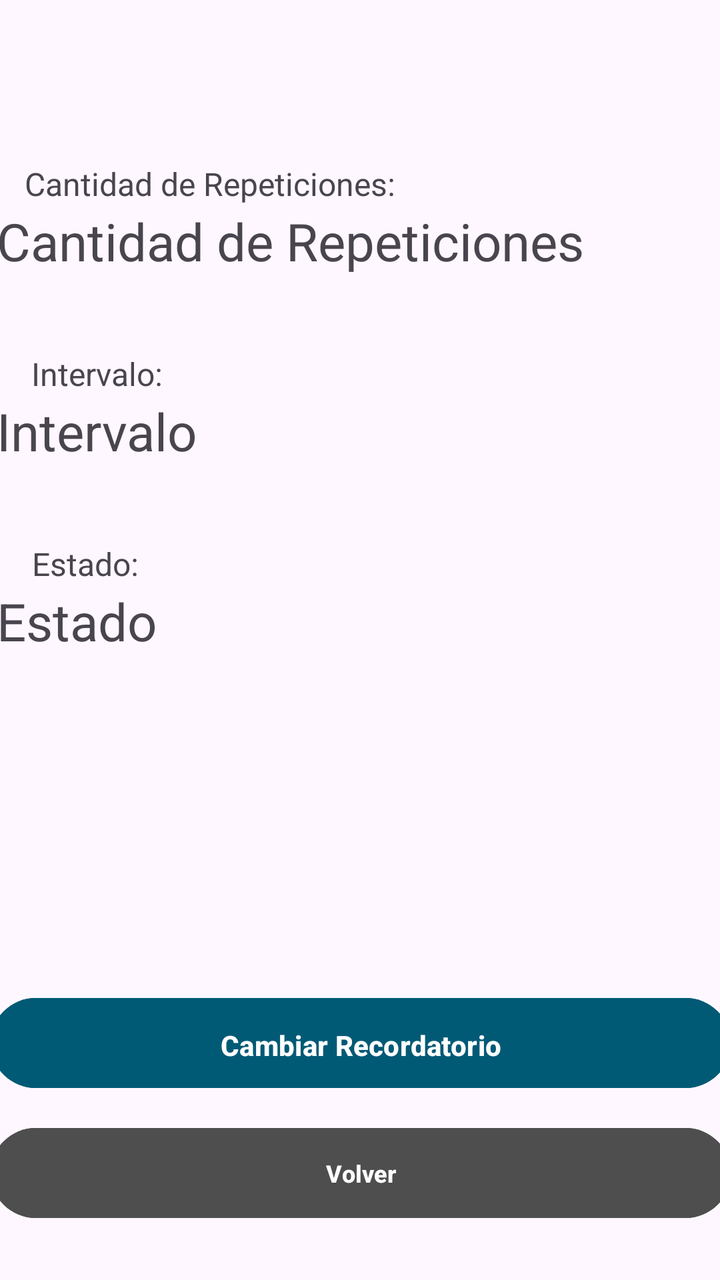
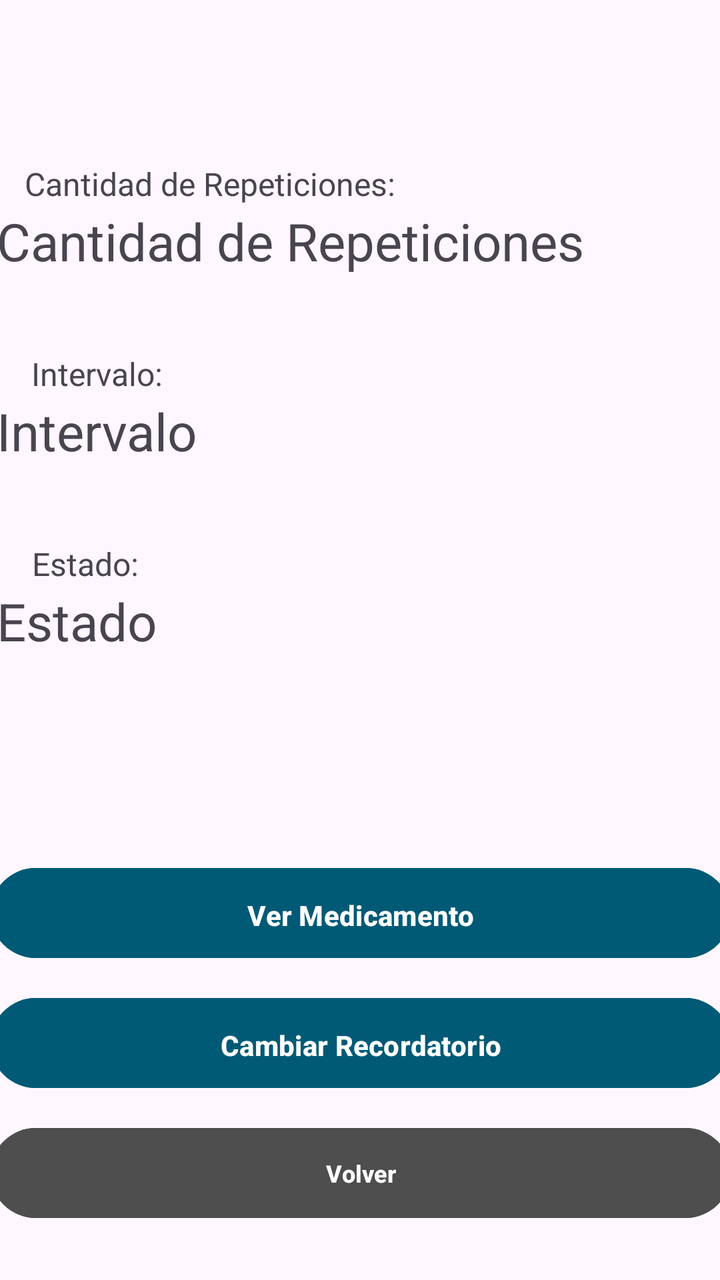

Before-and-after screenshots of an Android layout around one commit, followed by the original layout XML and the change that was made.
<!-- AndroidManifest.xml: application theme Theme.MobilesVC -->
<!-- res/layout/recordatorio_view.xml -->
<?xml version="1.0" encoding="utf-8"?>
<androidx.constraintlayout.widget.ConstraintLayout xmlns:android="http://schemas.android.com/apk/res/android"
    xmlns:app="http://schemas.android.com/apk/res-auto"
    xmlns:tools="http://schemas.android.com/tools"
    android:layout_width="match_parent"
    android:layout_height="match_parent">

    <androidx.constraintlayout.widget.ConstraintLayout
        android:layout_width="match_parent"
        android:layout_height="match_parent">

        <TextView
            android:id="@+id/vEstado"
            android:layout_width="364dp"
            android:layout_height="50dp"
            android:layout_marginBottom="152dp"
            android:text="Estado"
            android:textSize="26sp"
            app:layout_constraintBottom_toTopOf="@+id/vToEditRecordatorio"
            app:layout_constraintEnd_toEndOf="parent"
            app:layout_constraintHorizontal_bias="0.5"
            app:layout_constraintStart_toStartOf="parent" />

        <TextView
            android:id="@+id/textView27"
            android:layout_width="100dp"
            android:layout_height="22dp"
            android:text="Estado:"
            android:textSize="16sp"
            app:layout_constraintBottom_toTopOf="@+id/vEstado"
            app:layout_constraintEnd_toEndOf="parent"
            app:layout_constraintHorizontal_bias="0.061"
            app:layout_constraintStart_toStartOf="parent" />

        <TextView
            android:id="@+id/textView46"
            android:layout_width="200dp"
            android:layout_height="22dp"
            android:text="Cantidad de Repeticiones:"
            android:textSize="16sp"
            app:layout_constraintBottom_toTopOf="@+id/vCantidad"
            app:layout_constraintEnd_toEndOf="parent"
            app:layout_constraintHorizontal_bias="0.077"
            app:layout_constraintStart_toStartOf="parent" />

        <TextView
            android:id="@+id/vIntervalo"
            android:layout_width="364dp"
            android:layout_height="50dp"
            android:layout_marginBottom="45dp"
            android:text="Intervalo"
            android:textSize="26sp"
            app:layout_constraintBottom_toTopOf="@+id/vEstado"
            app:layout_constraintEnd_toEndOf="parent"
            app:layout_constraintStart_toStartOf="parent" />

        <Button
            android:id="@+id/vToEditRecordatorio"
            android:layout_width="370dp"
            android:layout_height="53dp"
            android:layout_marginBottom="12dp"
            android:backgroundTint="#015A75"
            android:paddingVertical="14dp"
            android:text="Cambiar Recordatorio"
            android:textStyle="bold"
            app:layout_constraintBottom_toTopOf="@+id/vVolverRecordatorio"
            app:layout_constraintEnd_toEndOf="parent"
            app:layout_constraintHorizontal_bias="0.5"
            app:layout_constraintStart_toStartOf="parent" />

        <TextView
            android:id="@+id/textView5"
            android:layout_width="wrap_content"
            android:layout_height="wrap_content"
            android:layout_marginStart="133dp"
            android:layout_marginTop="51dp"
            android:layout_marginEnd="133dp"
            android:layout_marginBottom="114dp"
            android:fontFamily="sans-serif"
            android:text="Recordatorio"
            android:textColor="#000000"
            android:textSize="34sp"
            android:textStyle="bold|italic"
            app:layout_constraintBottom_toTopOf="@+id/vCantidad"
            app:layout_constraintEnd_toEndOf="parent"
            app:layout_constraintStart_toStartOf="parent"
            app:layout_constraintTop_toTopOf="parent"
            tools:textSize="26sp" />

        <Button
            android:id="@+id/vVolverRecordatorio"
            android:layout_width="370dp"
            android:layout_height="53dp"
            android:layout_marginHorizontal="24dp"
            android:layout_marginStart="21dp"
            android:layout_marginEnd="21dp"
            android:layout_marginBottom="27dp"
            android:backgroundTint="#4E4E4E"
            android:paddingVertical="10dp"
            android:text="Volver"
            android:textSize="12sp"
            android:textStyle="bold"
            android:visibility="visible"
            app:layout_constraintBottom_toBottomOf="parent"
            app:layout_constraintEnd_toEndOf="parent"
            app:layout_constraintStart_toStartOf="parent" />

        <TextView
            android:id="@+id/vCantidad"
            android:layout_width="364dp"
            android:layout_height="50dp"
            android:layout_marginBottom="45dp"
            android:text="Cantidad de Repeticiones"
            android:textSize="26sp"
            app:layout_constraintBottom_toTopOf="@+id/vIntervalo"
            app:layout_constraintEnd_toEndOf="parent"
            app:layout_constraintStart_toStartOf="parent" />

        <TextView
            android:id="@+id/textView47"
            android:layout_width="100dp"
            android:layout_height="22dp"
            android:text="Intervalo:"
            android:textSize="16sp"
            app:layout_constraintBottom_toTopOf="@+id/vIntervalo"
            app:layout_constraintEnd_toEndOf="parent"
            app:layout_constraintHorizontal_bias="0.06"
            app:layout_constraintStart_toStartOf="parent" />

    </androidx.constraintlayout.widget.ConstraintLayout>

</androidx.constraintlayout.widget.ConstraintLayout>
<!-- resources referenced by this layout -->
<resources>
  <style name="Theme.MobilesVC" parent="Base.Theme.MobilesVC" />
  <style name="Base.Theme.MobilesVC" parent="Theme.Material3.DayNight.NoActionBar">
          
          
      </style>
</resources>

<!-- the commit's change to res/layout/recordatorio_view.xml (unified diff, before → after) -->
@@ -8,6 +8,19 @@
     <androidx.constraintlayout.widget.ConstraintLayout
         android:layout_width="match_parent"
         android:layout_height="match_parent">
+
+        <Button
+            android:id="@+id/vToMedicamento2"
+            android:layout_width="370dp"
+            android:layout_height="53dp"
+            android:layout_marginBottom="12dp"
+            android:backgroundTint="#015A75"
+            android:paddingVertical="14dp"
+            android:text="Ver Medicamento"
+            android:textStyle="bold"
+            app:layout_constraintBottom_toTopOf="@+id/vToEditRecordatorio"
+            app:layout_constraintEnd_toEndOf="parent"
+            app:layout_constraintStart_toStartOf="parent" />
 
         <TextView
             android:id="@+id/vEstado"
